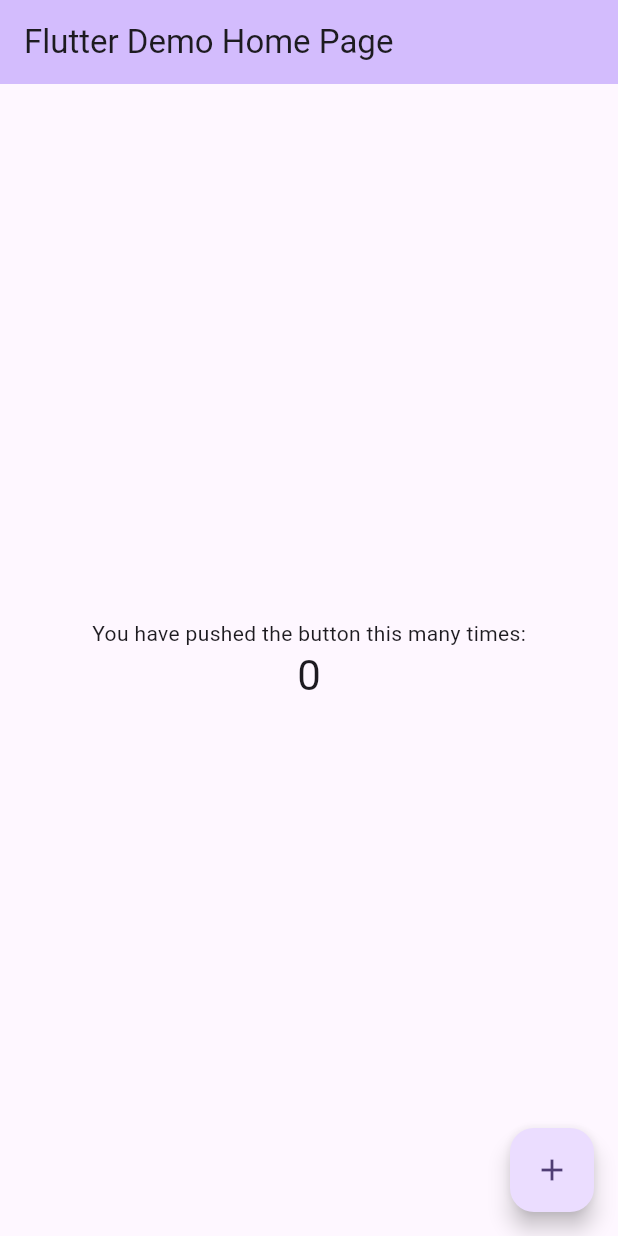
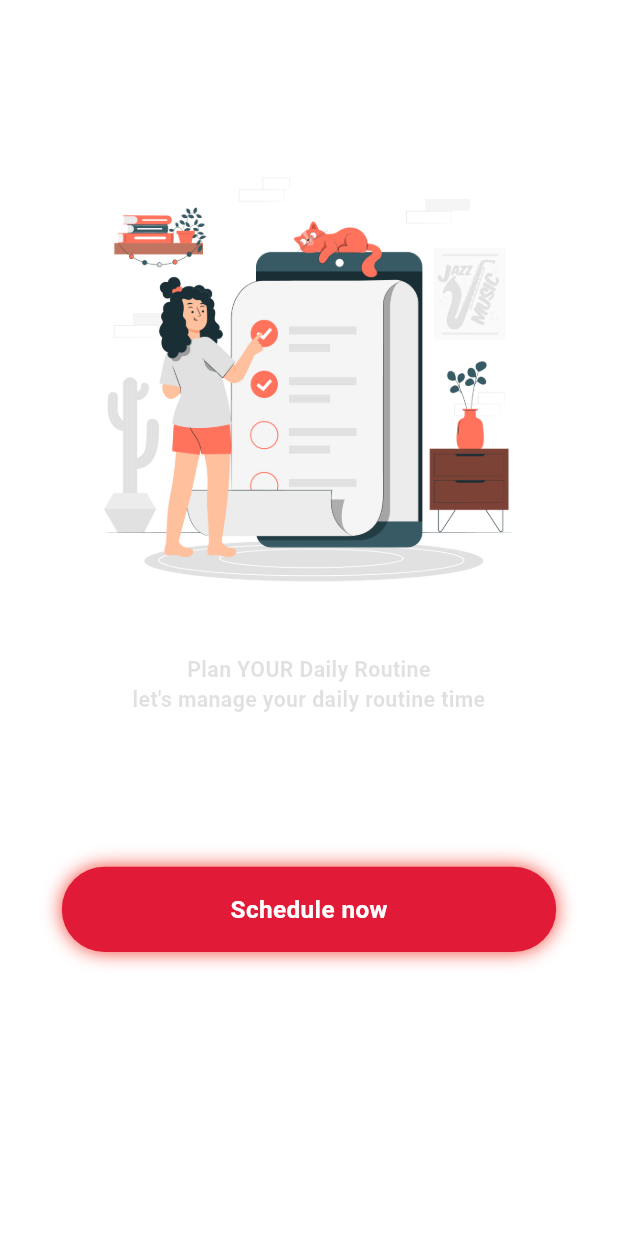
Before and after one commit to AdnanBashir87/todo_flutter_bloc_app, a Flutter app: the screen it shows after launch, on a phone screen of 412 x 824 dp. Run offline on Flutter 3.47's test engine with Material 3 defaults, Android fonts, the phone set to English and light mode, and no system bars; our stand-ins replace firebase_core, flutter_screenutil; accounts and stored records are empty.

Commit message:
app code updated

```diff
--- a/lib/main.dart
+++ b/lib/main.dart
@@ -1,9 +1,12 @@
 import 'package:firebase_core/firebase_core.dart';
 import 'package:flutter/material.dart';
+import 'package:flutter_screenutil/flutter_screenutil.dart';
+import 'package:todo_flutter_bloc_app/pages/onboarding_page/onboarding_page.dart';
 
 import 'firebase_options.dart';
 
 void main() async {
+  WidgetsFlutterBinding.ensureInitialized();
   await Firebase.initializeApp(
     options: DefaultFirebaseOptions.currentPlatform,
   );
@@ -15,61 +18,19 @@ class MyApp extends StatelessWidget {
 
   @override
   Widget build(BuildContext context) {
-    return MaterialApp(
-      title: 'Flutter Demo',
-      theme: ThemeData(
-        colorScheme: ColorScheme.fromSeed(seedColor: Colors.deepPurple),
-        useMaterial3: true,
-      ),
-      home: const MyHomePage(title: 'Flutter Demo Home Page'),
+    return ScreenUtilInit(
+      designSize: const Size(375, 812),
+      minTextAdapt: true,
+      builder: (context, child) {
+        return MaterialApp(
+          debugShowCheckedModeBanner: false,
+          theme: ThemeData(
+            colorScheme: ColorScheme.fromSeed(seedColor: Colors.deepPurple),
+            useMaterial3: true,
+          ),
+          home: const OnboardingPage(),
+        );
+      },
     );
   }
 }
-
-class MyHomePage extends StatefulWidget {
-  const MyHomePage({super.key, required this.title});
-
-  final String title;
-
-  @override
-  State<MyHomePage> createState() => _MyHomePageState();
-}
-
-class _MyHomePageState extends State<MyHomePage> {
-  int _counter = 0;
-
-  void _incrementCounter() {
-    setState(() {
-      _counter++;
-    });
-  }
-
-  @override
-  Widget build(BuildContext context) {
-    return Scaffold(
-      appBar: AppBar(
-        backgroundColor: Theme.of(context).colorScheme.inversePrimary,
-        title: Text(widget.title),
-      ),
-      body: Center(
-        child: Column(
-          mainAxisAlignment: MainAxisAlignment.center,
-          children: <Widget>[
-            const Text(
-              'You have pushed the button this many times:',
-            ),
-            Text(
-              '$_counter',
-              style: Theme.of(context).textTheme.headlineMedium,
-            ),
-          ],
-        ),
-      ),
-      floatingActionButton: FloatingActionButton(
-        onPressed: _incrementCounter,
-        tooltip: 'Increment',
-        child: const Icon(Icons.add),
-      ),
-    );
-  }
-}
--- /dev/null
+++ b/lib/pages/onboarding_page/onboarding_page.dart
@@ -0,0 +1,74 @@
+import 'package:flutter/material.dart';
+import 'package:flutter_screenutil/flutter_screenutil.dart';
+import 'package:todo_flutter_bloc_app/main.dart';
+import 'package:todo_flutter_bloc_app/pages/todo_page/todo_page.dart';
+
+class OnboardingPage extends StatefulWidget {
+  const OnboardingPage({super.key});
+
+  @override
+  State<OnboardingPage> createState() => _OnboardingPageState();
+}
+
+class _OnboardingPageState extends State<OnboardingPage> {
+  @override
+  Widget build(BuildContext context) {
+    return Scaffold(
+      backgroundColor: Colors.white,
+      body: Column(
+        children: [
+          SizedBox(height: 100.h),
+          SizedBox(
+            height: 300.h,
+            width: 375.w,
+            child: Image.asset("assets/onboarding.jpg"),
+          ),
+          SizedBox(height: 30.h),
+          Text(
+            "Plan YOUR Daily Routine\nlet's manage your daily routine time",
+            textAlign: TextAlign.center,
+            style: TextStyle(
+              color: Colors.black12,
+              fontSize: 14.sp,
+              fontWeight: FontWeight.bold,
+            ),
+          ),
+          SizedBox(height: 100.h),
+          GestureDetector(
+            onTap: () {
+              //  TODO write Function1
+              Navigator.pushReplacement(
+                  context,
+                  MaterialPageRoute(
+                    builder: (context) => TodoPage(),
+                  ));
+            },
+            child: Container(
+              height: 56.h,
+              width: 300.w,
+              alignment: Alignment.center,
+              decoration: BoxDecoration(
+                  color: const Color(0xffE11A38),
+                  borderRadius: BorderRadius.circular(50.r),
+                  boxShadow: const [
+                    BoxShadow(
+                      color: Colors.red,
+                      blurRadius: 10,
+                      spreadRadius: 0,
+                    )
+                  ]),
+              child: Text(
+                "Schedule now",
+                style: TextStyle(
+                  color: Colors.white,
+                  fontSize: 16.sp,
+                  fontWeight: FontWeight.bold,
+                ),
+              ),
+            ),
+          ),
+        ],
+      ),
+    );
+  }
+}
--- /dev/null
+++ b/lib/pages/todo_page/todo_page.dart
@@ -0,0 +1,23 @@
+import 'package:flutter/material.dart';
+
+class TodoPage extends StatefulWidget {
+  const TodoPage({super.key});
+
+  @override
+  State<TodoPage> createState() => _TodoPageState();
+}
+
+class _TodoPageState extends State<TodoPage> {
+  @override
+  Widget build(BuildContext context) {
+    return Scaffold(
+      appBar: AppBar(
+        title: const Text("M Y  T O D O s"),
+        centerTitle: true,
+      ),
+      body: const Center(
+        child: Text("Todo"),
+      ),
+    );
+  }
+}
```
Also changed, not shown: pubspec.yaml (+3 -74 lines), assets/onboarding.jpg (added).
